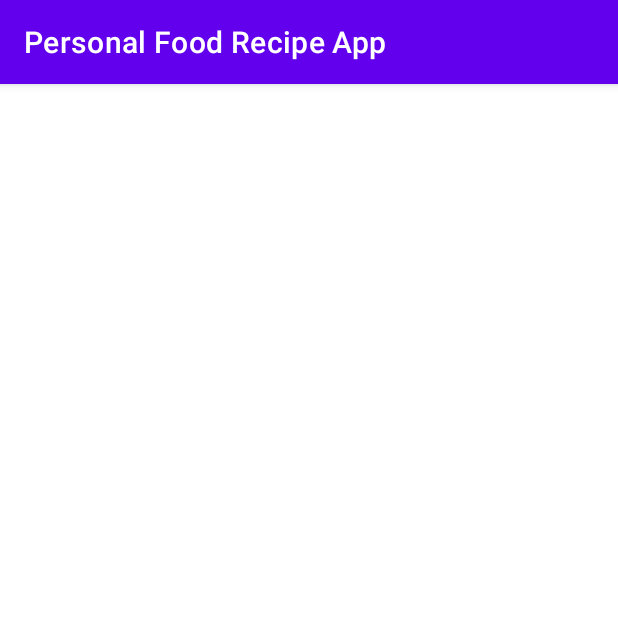
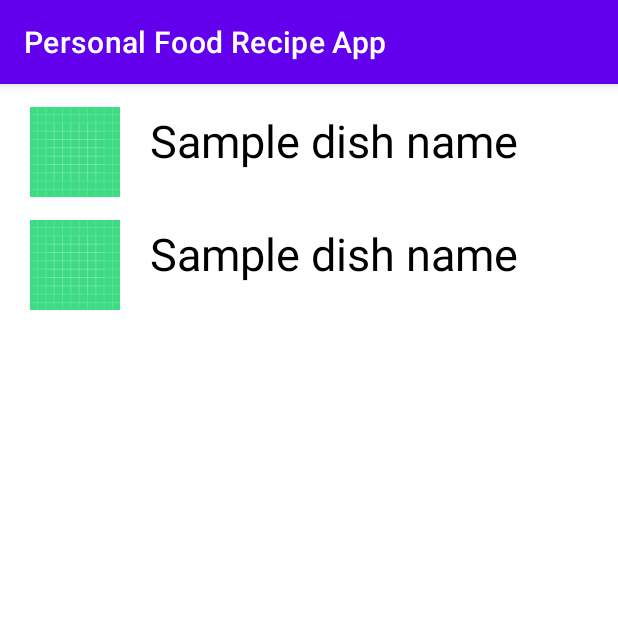
Before and after one commit to Agamjyot08/PersonalFoodRecipeApp, an Android app: the screen it shows after launch (MainActivity), on a phone screen of 412 x 824 dp, the top half of it. Run offline under Robolectric (Android 15) with nearby library versions, the phone set to English and light mode, and no system bars.

Commit message:
New Commit

```diff
--- a/app/src/main/AndroidManifest.xml
+++ b/app/src/main/AndroidManifest.xml
@@ -10,6 +10,9 @@
         android:supportsRtl="true"
         android:theme="@style/Theme.PersonalFoodRecipeApp">
         <activity
+            android:name=".ItemDetailsActivity"
+            android:exported="false" />
+        <activity
             android:name=".MainActivity"
             android:exported="true">
             <intent-filter>
--- a/app/src/main/java/com/android/personalfoodrecipeapp/Adapter.java
+++ b/app/src/main/java/com/android/personalfoodrecipeapp/Adapter.java
@@ -11,6 +11,7 @@ import androidx.annotation.NonNull;
 import androidx.recyclerview.widget.RecyclerView;
 
 import java.util.List;
+import java.util.ArrayList;
 
 public class Adapter extends RecyclerView.Adapter<ItemViewHolder> {
 
@@ -23,18 +24,17 @@ public class Adapter extends RecyclerView.Adapter<ItemViewHolder> {
     }
 
     @Override
-    public ItemViewHolder onCreateViewHolder(@NonNull ViewGroup viewGroup, int viewType) {
-
-        View mView = LayoutInflater.from(viewGroup.getContext()).inflate(R.layout.recycler_item_view, viewGroup, false);
+    public ItemViewHolder onCreateViewHolder(@NonNull ViewGroup viewGroup, int i) {
+        View mView = LayoutInflater.from(viewGroup.getContext()).inflate(R.layout.recycler_item_view,viewGroup,false);
 
         return new ItemViewHolder(mView);
     }
 
     @Override
-    public void onBindViewHolder(@NonNull ItemViewHolder itemViewHolder, int i) {
+    public void onBindViewHolder(@NonNull ItemViewHolder ItemViewHolder, int i) {
 
-        itemViewHolder.imageView.setImageResource(myItemList.get(i).getItemImage());
-        itemViewHolder.title.setText(myItemList.get(i).getItemName());
+        ItemViewHolder.imageView.setImageResource(myItemList.get(i).getItemImage());
+        ItemViewHolder.title.setText(myItemList.get(i).getItemName());
     }
 
     @Override
@@ -52,7 +52,7 @@ class ItemViewHolder extends RecyclerView.ViewHolder {
         super(itemView);
 
         imageView = itemView.findViewById(R.id.imageView);
-        title = title.findViewById(R.id.title);
+        title = itemView.findViewById(R.id.title);
 
     }
 }
--- a/app/src/main/java/com/android/personalfoodrecipeapp/FoodData.java
+++ b/app/src/main/java/com/android/personalfoodrecipeapp/FoodData.java
@@ -6,6 +6,9 @@ public class FoodData {
     private String itemIngredients;
     private String ItemSteps;
     private int ItemImage;
+
+    public FoodData() {
+    }
 
     public FoodData(String itemName, String itemIngredients, String itemSteps, int itemImage) {
         this.itemName = itemName;
--- a/app/src/main/java/com/android/personalfoodrecipeapp/MainActivity.java
+++ b/app/src/main/java/com/android/personalfoodrecipeapp/MainActivity.java
@@ -1,14 +1,41 @@
 package com.android.personalfoodrecipeapp;
 
 import androidx.appcompat.app.AppCompatActivity;
+import androidx.recyclerview.widget.GridLayoutManager;
+import androidx.recyclerview.widget.RecyclerView;
 
 import android.os.Bundle;
 
+import java.util.ArrayList;
+import java.util.List;
+
 public class MainActivity extends AppCompatActivity {
+
+    RecyclerView recyclerView;
+    List<FoodData> myItemList;
+    FoodData foodData;
 
     @Override
     protected void onCreate(Bundle savedInstanceState) {
         super.onCreate(savedInstanceState);
         setContentView(R.layout.activity_main);
+
+        recyclerView = findViewById(R.id.recyclerView);
+
+        GridLayoutManager gridLayoutManager = new GridLayoutManager(MainActivity.this, 1);
+        recyclerView.setLayoutManager(gridLayoutManager);
+
+        myItemList = new ArrayList<>();
+
+        foodData = new FoodData("Sample dish name", "sample", "sample", R.drawable.ic_launcher_background);
+
+        myItemList.add(foodData);
+
+        foodData = new FoodData("Sample dish name", "sample", "sample", R.drawable.ic_launcher_background);
+
+        myItemList.add(foodData);
+
+        Adapter myAdapter = new Adapter(MainActivity.this, myItemList);
+        recyclerView.setAdapter(myAdapter);
     }
 }
```
Also changed, not shown: app/src/main/java/com/android/personalfoodrecipeapp/ItemDetailsActivity.java (added, +14 -0 lines), app/src/main/res/layout/activity_item_details.xml (added, +95 -0 lines).
